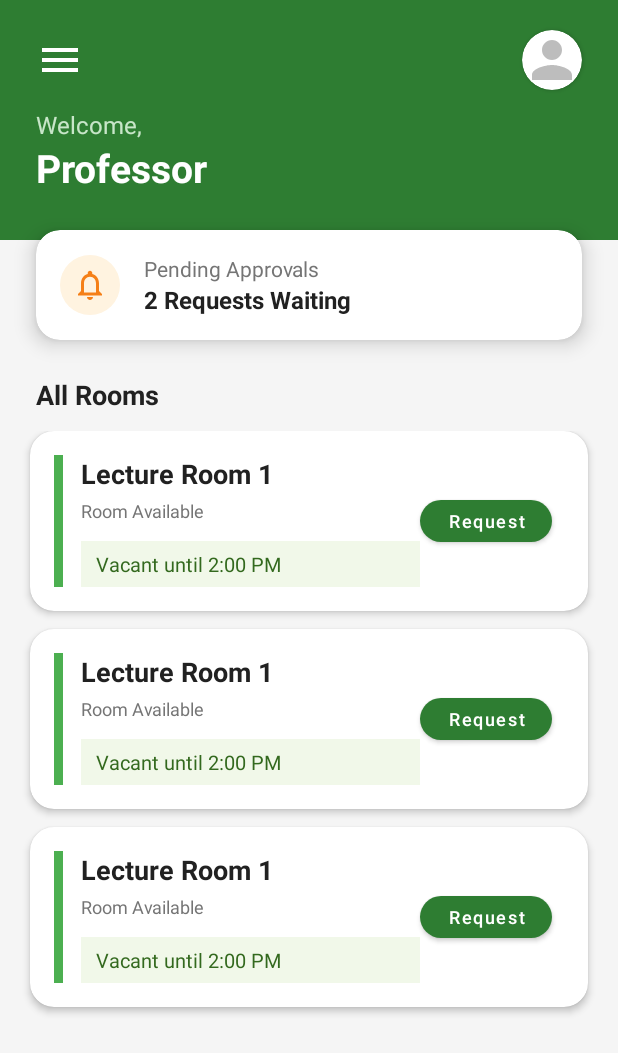
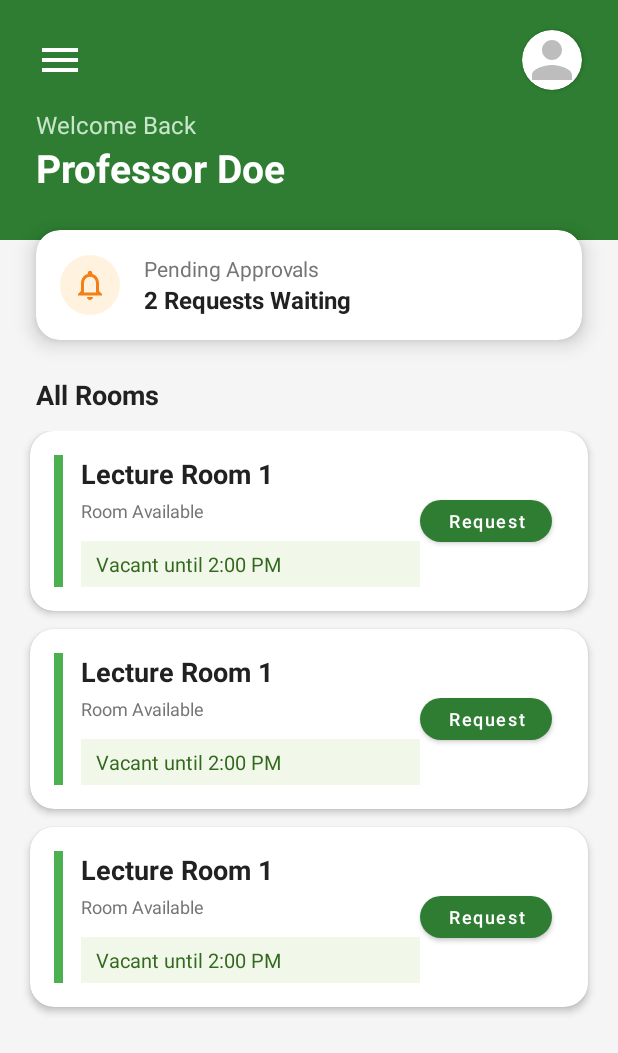
Before and after one commit to Rhaiza-Alberto/Scheduling_System, an Android app built with Jetpack Compose: the layout activity_professor_dashboard.xml on its own in the app's theme, with its tools: preview values and no code run, on a phone screen of 412 x 824 dp. Shown: the top 1053 px of the screen. Run offline under Robolectric (Android 15) with nearby library versions, the phone set to English and light mode, and no system bars.

Commit message:
prof dash

```diff
--- a/app/src/main/res/layout/activity_professor_dashboard.xml
+++ b/app/src/main/res/layout/activity_professor_dashboard.xml
@@ -1,8 +1,14 @@
 <?xml version="1.0" encoding="utf-8"?>
-<androidx.constraintlayout.widget.ConstraintLayout
+<androidx.drawerlayout.widget.DrawerLayout
     xmlns:android="http://schemas.android.com/apk/res/android"
     xmlns:app="http://schemas.android.com/apk/res-auto"
     xmlns:tools="http://schemas.android.com/tools"
+    android:id="@+id/drawerLayout"
+    android:layout_width="match_parent"
+    android:layout_height="match_parent"
+    tools:context=".ProfessorDashboardActivity">
+
+    <androidx.constraintlayout.widget.ConstraintLayout
         android:layout_width="match_parent"
         android:layout_height="match_parent"
         android:background="#F5F5F5">
@@ -15,7 +21,7 @@
             app:layout_constraintTop_toTopOf="parent" />
 
         <ImageView
-        android:id="@+id/btnMenu"
+            android:id="@+id/btnOpenDrawer"
             android:layout_width="32dp"
             android:layout_height="32dp"
             android:layout_marginStart="24dp"
@@ -47,18 +53,18 @@
             android:layout_height="wrap_content"
             android:layout_marginStart="24dp"
             android:layout_marginTop="16dp"
-        android:text="Welcome,"
+            android:text="@string/welcome"
             android:textColor="#C8E6C9"
             android:textSize="16sp"
             app:layout_constraintStart_toStartOf="parent"
-        app:layout_constraintTop_toBottomOf="@id/btnMenu" />
+            app:layout_constraintTop_toBottomOf="@id/btnOpenDrawer" />
 
         <TextView
             android:id="@+id/tvProfName"
             android:layout_width="wrap_content"
             android:layout_height="wrap_content"
             android:layout_marginStart="24dp"
-        android:text="Professor"
+            android:text="Professor Doe"
             android:textColor="#FFFFFF"
             android:textSize="26sp"
             android:textStyle="bold"
@@ -90,10 +96,7 @@
                     android:src="@drawable/ic_notifications"
                     app:tint="#F57F17"
                     android:background="@drawable/bg_circle_light_orange"
-                android:padding="8dp"
-                app:layout_constraintStart_toStartOf="parent"
-                app:layout_constraintTop_toTopOf="parent"
-                app:layout_constraintBottom_toBottomOf="parent"/>
+                    android:padding="8dp"/>
 
                 <LinearLayout
                     android:layout_width="0dp"
@@ -105,7 +108,7 @@
                     <TextView
                         android:layout_width="wrap_content"
                         android:layout_height="wrap_content"
-                    android:text="Pending Approvals"
+                        android:text="@string/pending_approvals"
                         android:textSize="14sp"
                         android:textColor="#757575"/>
 
@@ -147,3 +150,16 @@
             tools:listitem="@layout/item_professor_room" />
 
     </androidx.constraintlayout.widget.ConstraintLayout>
+
+    <com.google.android.material.navigation.NavigationView
+        android:id="@+id/navView"
+        android:layout_width="wrap_content"
+        android:layout_height="match_parent"
+        android:layout_gravity="start"
+        android:fitsSystemWindows="true"
+        app:headerLayout="@layout/nav_header_main"
+        app:menu="@menu/nav_menu"
+        app:itemIconTint="#2E7D32"
+        app:itemTextColor="#212121"/>
+
+</androidx.drawerlayout.widget.DrawerLayout>
--- /dev/null
+++ b/app/src/main/res/menu/nav_menu.xml
@@ -0,0 +1,26 @@
+<?xml version="1.0" encoding="utf-8"?>
+<menu xmlns:android="http://schemas.android.com/apk/res/android">
+    <group android:checkableBehavior="single">
+        <item
+            android:id="@+id/nav_home"
+            android:icon="@drawable/ic_calendar_schedule"
+            android:title="Dashboard" />
+        <item
+            android:id="@+id/nav_my_requests"
+            android:icon="@drawable/ic_pending_actions"
+            android:title="My Requests" />
+        <item
+            android:id="@+id/nav_profile"
+            android:icon="@drawable/ic_person_placeholder"
+            android:title="Profile" />
+    </group>
+
+    <item android:title="Settings">
+        <menu>
+            <item
+                android:id="@+id/nav_logout"
+                android:icon="@drawable/ic_arrow_back"
+                android:title="Logout" />
+        </menu>
+    </item>
+</menu>
```
Lines whose indentation alone changed are shown as unchanged.
